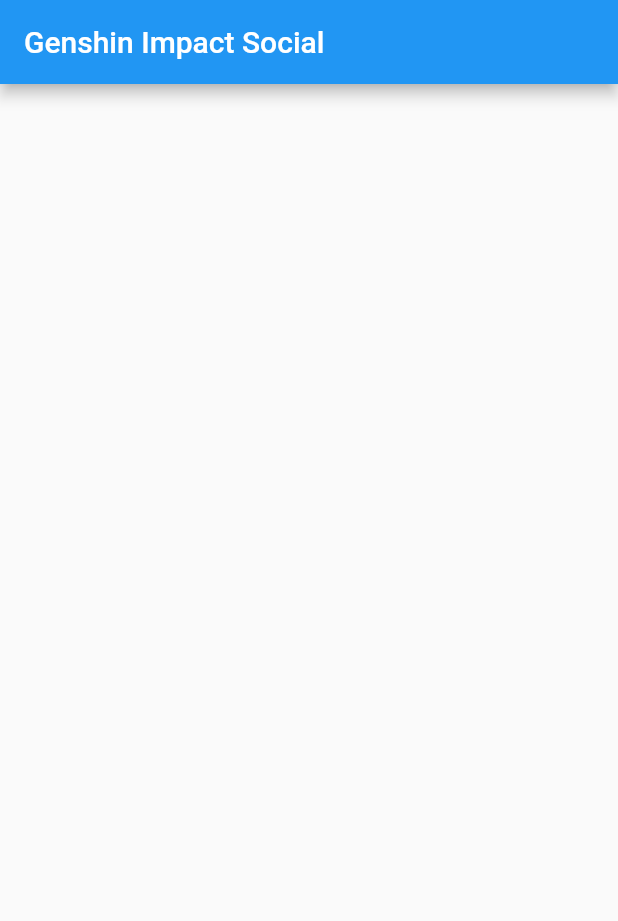
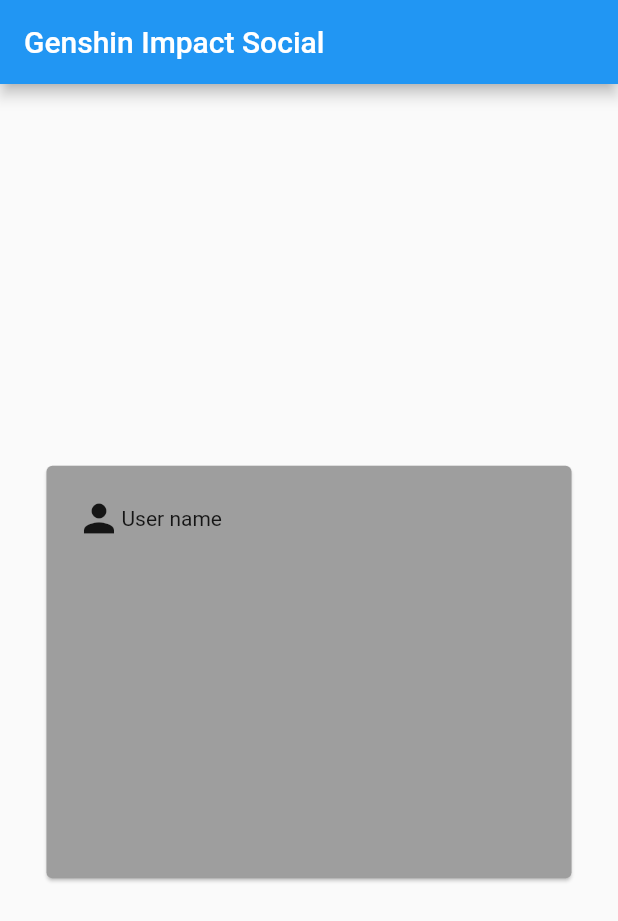
Before and after one commit to AA-powerful-Team/MobileDevices, a Flutter app: the HomeScreen screen opened directly, on a phone screen of 412 x 824 dp. Shown: the top 921 px of the screen. Run offline on Flutter 3.47's test engine with Material 2 defaults, Android fonts, the phone set to English and light mode, and no system bars; our stand-ins replace cloud_firestore, firebase_core; accounts and stored records are empty.

Commit message:
Starting card design

```diff
--- /dev/null
+++ b/gi_social_app/lib/Widgets/widgets.dart
@@ -0,0 +1,40 @@
+import 'package:flutter/material.dart';
+
+class PreviewPost extends StatelessWidget {
+  // This widget is the root of your application.
+  Icon userAvatar;
+  String userName = 'User name';
+  List<Icon> descriptionIcons;
+  Image descriptionPic;
+
+  @override
+  Widget build(BuildContext context) {
+    return Card(
+      color: Colors.grey,
+      child: Container(
+        padding: EdgeInsets.all(20),
+        height: 275,
+        width: 350,
+        child: Column(
+          children: [
+            Row(
+              children: [
+                Container(
+                    decoration: BoxDecoration(
+
+                      shape: BoxShape.circle
+
+                    ),
+                    child: Icon(
+                      Icons.person,
+                      size: 30,
+                    )),
+                Text('$userName'),
+              ],
+            ),
+          ],
+        ),
+      ),
+    );
+  }
+}
--- a/gi_social_app/lib/home.dart
+++ b/gi_social_app/lib/home.dart
@@ -1,5 +1,6 @@
 import 'package:flutter/material.dart';
 import 'package:cloud_firestore/cloud_firestore.dart';
+import 'Widgets/widgets.dart';
 
 class HomeScreen extends StatelessWidget {
   // This widget is the root of your application.
@@ -22,6 +23,7 @@ class HomeScreen extends StatelessWidget {
               mainAxisAlignment: MainAxisAlignment.center,
               children: [
                 Center(child: Text('${user['name']}')),
+                PreviewPost(),
               ],
             );
           }),
```
